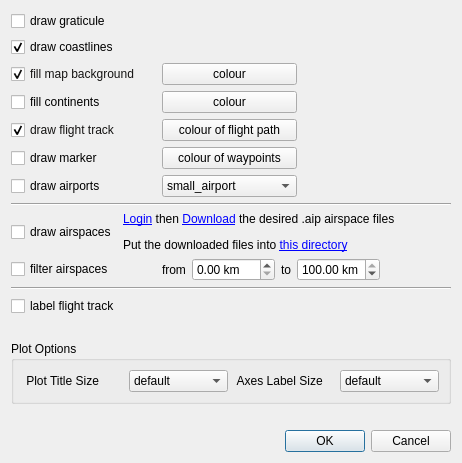
Qt form mslib/msui/ui/ui_topview_mapappearance.ui (Open-MSS/MSS) before a commit.
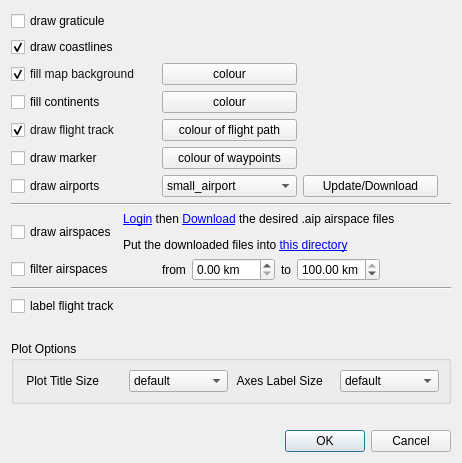
The same form after that commit.

Commit message: Ask user if they want to download files before doing it

```diff
--- a/mslib/msui/ui/ui_topview_mapappearance.ui
+++ b/mslib/msui/ui/ui_topview_mapappearance.ui
@@ -490,6 +490,19 @@
        </item>
       </widget>
      </item>
+     <item>
+      <widget class="QPushButton" name="btDownload">
+       <property name="minimumSize">
+        <size>
+         <width>135</width>
+         <height>0</height>
+        </size>
+       </property>
+       <property name="text">
+        <string>Update/Download</string>
+       </property>
+      </widget>
+     </item>
      <item>
       <spacer name="horizontalSpacer_6">
        <property name="orientation">
```
The commit also changes 4 other files.
